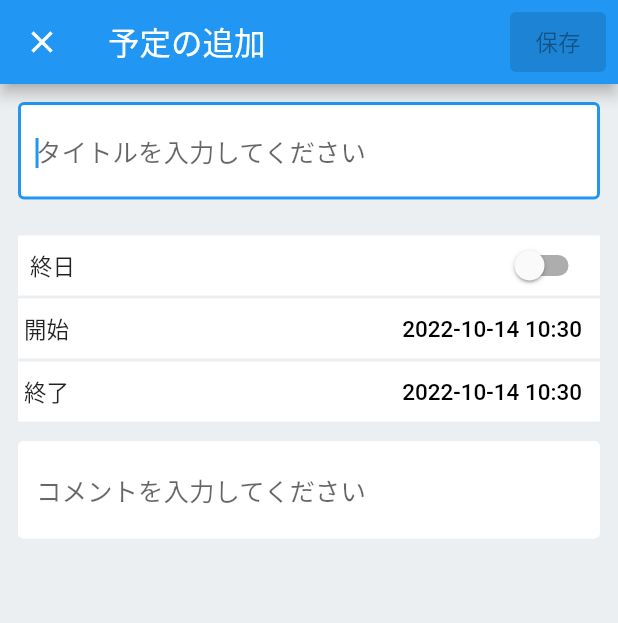
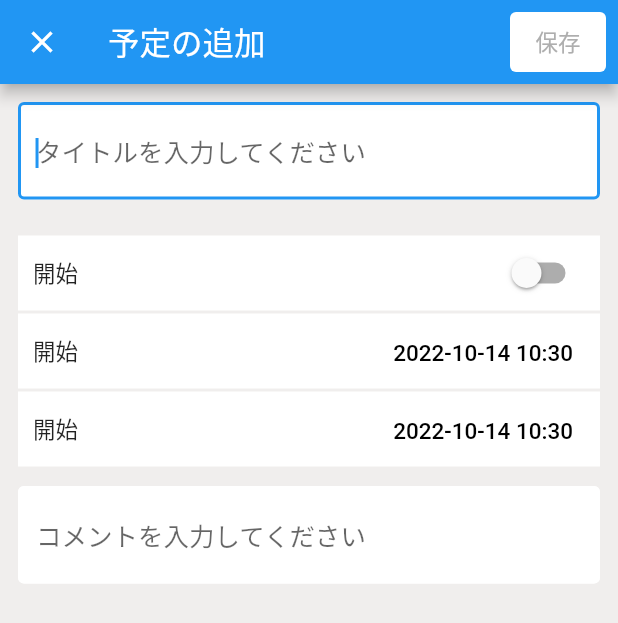
Before and after one commit to sgaku/flutter_intern_test, a Flutter app: the AddSchedulePage screen opened by its route, on a phone screen of 412 x 824 dp. Shown: the top 623 px of the screen. Run offline on Flutter 3.47's test engine with Material 2 defaults, Android fonts, the phone set to English and light mode, and no system bars; our stand-ins replace adaptive_dialog, drift, flutter_riverpod, freezed_annotation, table_calendar; accounts and stored records are empty; generated files the repository leaves out were written again.

Commit message:
プロジェクト完成

```diff
--- a/lib/service/event_db.dart
+++ b/lib/service/event_db.dart
@@ -44,7 +44,7 @@ class MyDatabase extends _$MyDatabase {
     ));
   }
 
-  //TODO: updateの処理をなおす　return文のコードがおかしい
+
   Future<int> updateEvent(EventData event) {
     return (update(events)..where((tbl) => tbl.id.equals(event.id)))
         .write(EventsCompanion(
--- a/lib/view/schedule_add.dart
+++ b/lib/view/schedule_add.dart
@@ -8,7 +8,7 @@ import 'package:uuid/uuid.dart';
 import '../model/add_event_provider.dart';
 import '../repository/event_data.dart';
 
-//provider
+///イベントを追加する際に使うプロバイダー
 final eventDataProvider =
     StateNotifierProvider.autoDispose<AddEventDataNotifier, AddEventDataState>(
         (ref) {
@@ -32,8 +32,8 @@ class ScheduleDetailState extends ConsumerState<AddSchedulePage> {
   DateTime endTime = DateTime.now();
   String comment = "";
 
-  DateFormat dateAndTime = DateFormat('yyyy-MM-dd HH:mm');
-  DateFormat date = DateFormat('yyyy-MM-dd');
+  DateFormat dateFormatForDateAndTime = DateFormat('yyyy-MM-dd HH:mm');
+  DateFormat dateFormatForDate = DateFormat('yyyy-MM-dd');
   var uuid = Uuid();
 
   @override
@@ -44,9 +44,7 @@ class ScheduleDetailState extends ConsumerState<AddSchedulePage> {
 
   @override
   Widget build(BuildContext context) {
-    //selectedDayのプロバイダー
     final selectedValue = ref.watch(selectedDayProvider);
-    //データベースを取ってくるプロバイダー
     final fetchDataBaseValue = ref.watch(fetchDataBaseProvider);
 
     return Focus(
@@ -55,7 +53,7 @@ class ScheduleDetailState extends ConsumerState<AddSchedulePage> {
         onTap: myFocusNode.requestFocus,
         child: Scaffold(
           resizeToAvoidBottomInset: false,
-          backgroundColor: Colors.blueGrey[50],
+          backgroundColor: const Color.fromARGB(255, 240, 238, 237),
           appBar: AppBar(
               automaticallyImplyLeading: false,
               leading: IconButton(
@@ -69,10 +67,12 @@ class ScheduleDetailState extends ConsumerState<AddSchedulePage> {
                   padding: const EdgeInsets.all(8.0),
                   child: ElevatedButton(
                     onPressed:
-                        ///タイトルとコメントに何も入力されていなかったら（デフォルトで""が入っている）、押せないようにする
+
+                        ///タイトルとコメントに何も入力されていなかったら（デフォルトで""が入っている）非活性に
                         title.isEmpty || comment.isEmpty
                             ? null
                             : () async {
+                                ///EventDataクラスで状態管理しているため、そのクラスに格納する形でdriftに追加
                                 final data = EventData(
                                     id: uuid.v1(),
                                     selectedDate: selectedValue,
@@ -85,18 +85,28 @@ class ScheduleDetailState extends ConsumerState<AddSchedulePage> {
                                     .read(eventDataProvider.notifier)
                                     .addEvents(data);
 
-                                //driftのデータを更新
+                                ///eventLoaderに表示するデータを更新
                                 await fetchDataBaseValue.fetchDataList();
                                 Navigator.popUntil(
                                     context, ModalRoute.withName("/"));
                               },
-
-                    ///もし既にデータがある場合は、updateする
-                    //TODO: アップデートの条件をなおす
-
-                    style: ElevatedButton.styleFrom(
-                      primary: Colors.white,
-                      onPrimary: Colors.black,
+                    style: ButtonStyle(
+                      backgroundColor: MaterialStateProperty.resolveWith<Color>(
+                        (Set<MaterialState> states) {
+                          if (states.contains(MaterialState.disabled)) {
+                            return Colors.white;
+                          }
+                          return Colors.white;
+                        },
+                      ),
+                      foregroundColor: MaterialStateProperty.resolveWith<Color>(
+                        (Set<MaterialState> states) {
+                          if (states.contains(MaterialState.disabled)) {
+                            return const Color(0xFFAEAEAE);
+                          }
+                          return Colors.black;
+                        },
+                      ),
                     ),
                     child: const Text("保存"),
                   ),
@@ -129,45 +139,32 @@ class ScheduleDetailState extends ConsumerState<AddSchedulePage> {
                 Padding(
                     padding: const EdgeInsets.only(
                         top: 12, bottom: 1, left: 12, right: 12),
-                  child: Container(
-                    height: 40,
-                    color: Colors.white,
-                    child: Padding(
-                      padding: const EdgeInsets.all(8.0),
-                      child: Row(
-                        mainAxisAlignment: MainAxisAlignment.spaceBetween,
-                        children: [
-                          const Text("終日"),
-                          Switch(
+                    child: _ScheduleConfigCell(
+                        leading: const Text("開始"),
+                        trailing: Switch(
                             value: isAllDay,
                             onChanged: (value) {
                               setState(() {
                                 isAllDay = value;
                               });
-                              })
-                        ],
-                      ),
-                    ),
-                  ),
+                            }))
+                    // const Text("開始"),
+
                     ),
                 Padding(
                     padding:
                         const EdgeInsets.symmetric(horizontal: 12, vertical: 1),
-                  child: Container(
-                    height: 40,
-                    color: Colors.white,
-                    child: Padding(
-                      padding: const EdgeInsets.all(4.0),
-                      child: Row(
-                        mainAxisAlignment: MainAxisAlignment.spaceBetween,
-                        children: [
-                          const Text("開始"),
-                          TextButton(
+                    child: _ScheduleConfigCell(
+                        leading: const Text("開始"),
+                        trailing: TextButton(
                           style: TextButton.styleFrom(
                               foregroundColor: Colors.black),
-                            child: Text(isAllDay
-                                ? date.format(startTime)
-                                : dateAndTime.format(startTime)),
+                          child: Text(
+
+                              ///終日だったら日付のみ、そうでなければ日付と時間を表示
+                              isAllDay
+                                  ? dateFormatForDate.format(startTime)
+                                  : dateFormatForDateAndTime.format(startTime)),
                           onPressed: () {
                             int initialMinute = startTime.minute;
                             if (initialMinute % 15 != 0) {
@@ -183,7 +180,10 @@ class ScheduleDetailState extends ConsumerState<AddSchedulePage> {
                                     startTime.day,
                                     startTime.hour,
                                     initialMinute),
-                                  mode: isAllDay
+                                mode:
+
+                                    ///終日だったら日付のみ、そうでなければ日付と時間を表示
+                                    isAllDay
                                         ? CupertinoDatePickerMode.date
                                         : CupertinoDatePickerMode.dateAndTime,
                                 use24hFormat: true,
@@ -195,30 +195,24 @@ class ScheduleDetailState extends ConsumerState<AddSchedulePage> {
                               ),
                             );
                           },
-                          )
-                        ],
-                      ),
-                    ),
-                  ),
+                        ))
+                    // const Text("開始"),
+
                     ),
                 Padding(
                     padding:
                         const EdgeInsets.symmetric(horizontal: 12, vertical: 1),
-                  child: Container(
-                    height: 40,
-                    color: Colors.white,
-                    child: Padding(
-                      padding: const EdgeInsets.all(4.0),
-                      child: Row(
-                        mainAxisAlignment: MainAxisAlignment.spaceBetween,
-                        children: [
-                          const Text("終了"),
-                          TextButton(
+                    child: _ScheduleConfigCell(
+                        leading: const Text("開始"),
+                        trailing: TextButton(
                           style: TextButton.styleFrom(
                               foregroundColor: Colors.black),
-                            child: Text(isAllDay
-                                ? date.format(endTime)
-                                : dateAndTime.format(endTime)),
+                          child: Text(
+
+                              ///終日だったら日付のみ、そうでなければ日付と時間を表示
+                              isAllDay
+                                  ? dateFormatForDate.format(endTime)
+                                  : dateFormatForDateAndTime.format(endTime)),
                           onPressed: () {
                             int initialMinute = endTime.minute;
                             if (initialMinute % 15 != 0) {
@@ -234,7 +228,10 @@ class ScheduleDetailState extends ConsumerState<AddSchedulePage> {
                                     endTime.day,
                                     endTime.hour,
                                     (initialMinute)),
-                                  mode: isAllDay
+                                mode:
+
+                                    ///終日だったら日付のみ、そうでなければ日付と時間を表示
+                                    isAllDay
                                         ? CupertinoDatePickerMode.date
                                         : CupertinoDatePickerMode.dateAndTime,
                                 use24hFormat: true,
@@ -246,11 +243,9 @@ class ScheduleDetailState extends ConsumerState<AddSchedulePage> {
                               ),
                             );
                           },
-                          )
-                        ],
-                      ),
-                    ),
-                  ),
+                        ))
+                    // const Text("開始"),
+
                     ),
                 Padding(
                   padding: const EdgeInsets.all(12.0),
@@ -339,3 +334,30 @@ class ScheduleDetailState extends ConsumerState<AddSchedulePage> {
     );
   }
 }
+
+class _ScheduleConfigCell extends StatelessWidget {
+  const _ScheduleConfigCell(
+      {Key? key, required this.leading, required this.trailing})
+      : super(key: key);
+
+  final Widget leading;
+  final Widget trailing;
+
+  @override
+  Widget build(BuildContext context) {
+    return Container(
+      height: 50,
+      color: Colors.white,
+      child: Padding(
+        padding: const EdgeInsets.all(10.0),
+        child: Row(
+          mainAxisAlignment: MainAxisAlignment.spaceBetween,
+          children: [
+            leading,
+            trailing,
+          ],
+        ),
+      ),
+    );
+  }
+}
--- a/pubspec.yaml
+++ b/pubspec.yaml
@@ -47,6 +47,7 @@ dependencies:
   drift_dev: ^2.1.0
   uuid: ^3.0.6
   freezed_annotation: ^2.1.0
+  flutter_screenutil: ^5.5.4
 
 
 dev_dependencies:
```
Also changed, not shown: lib/model/fetch_db.dart (+4 -14 lines), lib/view/calendar_view.dart (+46 -85 lines), lib/view/schedule_edit.dart (+96 -72 lines), pubspec.lock. Lines whose indentation alone changed are shown as unchanged.
